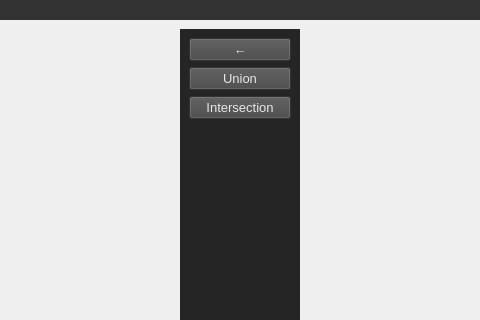
chen6556/DSV, file src/ui/MainWindow.ui: the form before one commit; both pictures show x 259 to 739 and y 0 to 320 of the 1008 by 700 pixel window.
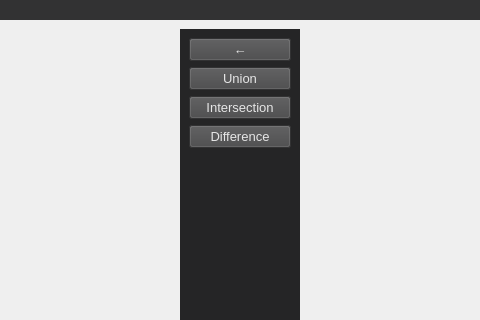
The form after the commit. The open tabs and pages were chosen to show the change.

Commit message: 增加Geo::polygon_difference().

```diff
--- a/src/ui/MainWindow.ui
+++ b/src/ui/MainWindow.ui
@@ -1559,6 +1559,36 @@
           </property>
          </widget>
         </item>
+        <item>
+         <widget class="QPushButton" name="difference_btn">
+          <property name="font">
+           <font>
+            <pointsize>10</pointsize>
+           </font>
+          </property>
+          <property name="focusPolicy">
+           <enum>Qt::NoFocus</enum>
+          </property>
+          <property name="styleSheet">
+           <string notr="true">QPushButton
+{
+	color:rgb(230, 230, 230);
+	background-color:rgb(70, 70, 71);
+}
+QPushButton:hover
+{
+	background-color:rgb(0, 85, 127);
+}
+QPushButton:pressed
+{
+	background-color:rgb(0, 85, 127);
+}</string>
+          </property>
+          <property name="text">
+           <string>Difference</string>
+          </property>
+         </widget>
+        </item>
         <item>
          <spacer name="verticalSpacer_3">
           <property name="orientation">
```
Left out of the diff: 17 changed lines with no effect on the pictures. The commit also changes 8 other files.
